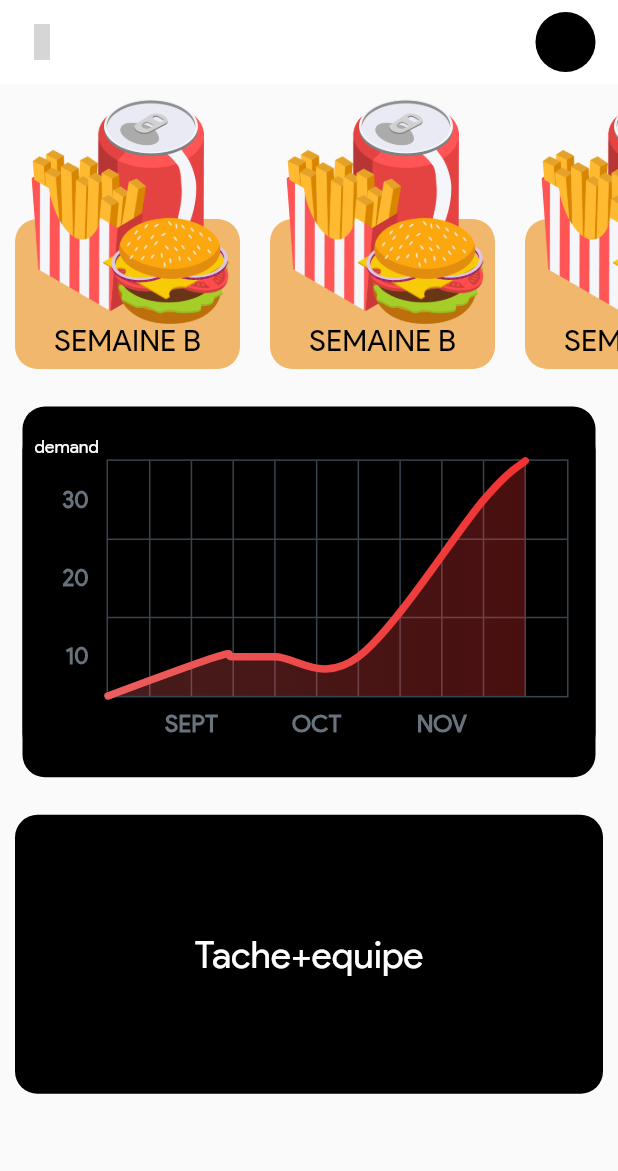
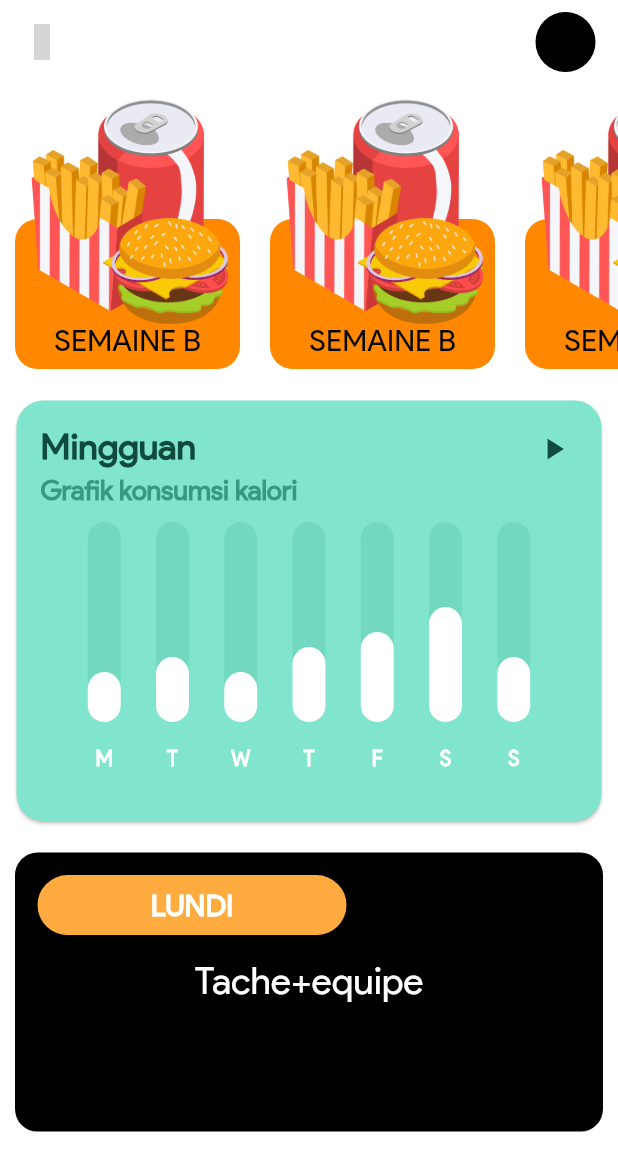
Before and after one commit to iTeam-S/GFS, a Flutter app: the screen it shows after launch, on a phone screen of 412 x 824 dp. Shown: the top 1171 px of the screen. Run offline on Flutter 3.47's test engine with Material 2 defaults, Android fonts, the phone set to English and light mode, and no system bars; drawn by our look-alikes of card_swiper, fl_chart; our stand-ins replace flutter_custom_clippers, get, line_icons; grey boxes are pictures that could not be loaded.

Commit message:
implemantation nv chart

```diff
--- a/lib/main.dart
+++ b/lib/main.dart
@@ -1,6 +1,7 @@
 import 'package:flutter/material.dart';
 import 'package:get/route_manager.dart';
 import 'package:gfs/views/agenda.dart';
+import 'package:gfs/views/exemple.dart';
 import 'package:gfs/views/home.dart';
 import 'package:gfs/views/jirama.dart';
 import 'package:gfs/views/login.dart';
@@ -19,7 +20,7 @@ class MyApp extends StatelessWidget {
       debugShowCheckedModeBanner: false,
       title: 'GFS',
       theme: ThemeData(primarySwatch: Colors.orange, fontFamily: "ProductSans"),
-      initialRoute: '/',
+      initialRoute: '/home',
       routes: {
         '/': (context) => Splash(),
         '/home': (context) => Screen(),
@@ -28,6 +29,7 @@ class MyApp extends StatelessWidget {
         '/membre': (context) => MembreList(),
         '/login': (context) => LoginPage(),
         '/register': (context) => RegisterPage(),
+        '/test': (context) => BarChartSample1(),
       },
     );
   }
--- /dev/null
+++ b/lib/views/exemple.dart
@@ -0,0 +1,363 @@
+import 'dart:async';
+import 'dart:math';
+import 'package:fl_chart/fl_chart.dart';
+import 'package:flutter/material.dart';
+
+class BarChartSample1 extends StatefulWidget {
+  final List<Color> availableColors = const [
+    Colors.purpleAccent,
+    Colors.yellow,
+    Colors.lightBlue,
+    Colors.orange,
+    Colors.pink,
+    Colors.redAccent,
+  ];
+
+  const BarChartSample1({Key? key}) : super(key: key);
+
+  @override
+  State<StatefulWidget> createState() => BarChartSample1State();
+}
+
+class BarChartSample1State extends State<BarChartSample1> {
+  final Color barBackgroundColor = const Color(0xff72d8bf);
+  final Duration animDuration = const Duration(milliseconds: 250);
+
+  int touchedIndex = -1;
+
+  bool isPlaying = false;
+
+  @override
+  Widget build(BuildContext context) {
+    return AspectRatio(
+      aspectRatio: 1,
+      child: Card(
+        shape: RoundedRectangleBorder(borderRadius: BorderRadius.circular(18)),
+        color: const Color(0xff81e5cd),
+        child: Stack(
+          children: <Widget>[
+            Padding(
+              padding: const EdgeInsets.all(16),
+              child: Column(
+                crossAxisAlignment: CrossAxisAlignment.stretch,
+                mainAxisAlignment: MainAxisAlignment.start,
+                mainAxisSize: MainAxisSize.max,
+                children: <Widget>[
+                  const Text(
+                    'Mingguan',
+                    style: TextStyle(
+                        color: Color(0xff0f4a3c),
+                        fontSize: 24,
+                        fontWeight: FontWeight.bold),
+                  ),
+                  const SizedBox(
+                    height: 4,
+                  ),
+                  const Text(
+                    'Grafik konsumsi kalori',
+                    style: TextStyle(
+                        color: Color(0xff379982),
+                        fontSize: 18,
+                        fontWeight: FontWeight.bold),
+                  ),
+                  const SizedBox(
+                    height: 10,
+                  ),
+                  Expanded(
+                    child: Padding(
+                      padding: const EdgeInsets.symmetric(horizontal: 8.0),
+                      child: BarChart(
+                        isPlaying ? randomData() : mainBarData(),
+                        swapAnimationDuration: animDuration,
+                      ),
+                    ),
+                  ),
+                  const SizedBox(
+                    height: 12,
+                  ),
+                ],
+              ),
+            ),
+            Padding(
+              padding: const EdgeInsets.all(8.0),
+              child: Align(
+                alignment: Alignment.topRight,
+                child: IconButton(
+                  icon: Icon(
+                    isPlaying ? Icons.pause : Icons.play_arrow,
+                    color: const Color(0xff0f4a3c),
+                  ),
+                  onPressed: () {
+                    setState(() {
+                      isPlaying = !isPlaying;
+                      if (isPlaying) {
+                        refreshState();
+                      }
+                    });
+                  },
+                ),
+              ),
+            )
+          ],
+        ),
+      ),
+    );
+  }
+
+  BarChartGroupData makeGroupData(
+    int x,
+    double y, {
+    bool isTouched = false,
+    Color barColor = Colors.white,
+    double width = 22,
+    List<int> showTooltips = const [],
+  }) {
+    return BarChartGroupData(
+      x: x,
+      barRods: [
+        BarChartRodData(
+          y: isTouched ? y + 1 : y,
+          colors: isTouched ? [Colors.yellow] : [barColor],
+          width: width,
+          borderSide: isTouched
+              ? BorderSide(color: Colors.yellow.darken(), width: 1)
+              : const BorderSide(color: Colors.white, width: 0),
+          backDrawRodData: BackgroundBarChartRodData(
+            show: true,
+            y: 20,
+            colors: [barBackgroundColor],
+          ),
+        ),
+      ],
+      showingTooltipIndicators: showTooltips,
+    );
+  }
+
+  List<BarChartGroupData> showingGroups() => List.generate(7, (i) {
+        switch (i) {
+          case 0:
+            return makeGroupData(0, 5, isTouched: i == touchedIndex);
+          case 1:
+            return makeGroupData(1, 6.5, isTouched: i == touchedIndex);
+          case 2:
+            return makeGroupData(2, 5, isTouched: i == touchedIndex);
+          case 3:
+            return makeGroupData(3, 7.5, isTouched: i == touchedIndex);
+          case 4:
+            return makeGroupData(4, 9, isTouched: i == touchedIndex);
+          case 5:
+            return makeGroupData(5, 11.5, isTouched: i == touchedIndex);
+          case 6:
+            return makeGroupData(6, 6.5, isTouched: i == touchedIndex);
+          default:
+            return throw Error();
+        }
+      });
+
+  BarChartData mainBarData() {
+    return BarChartData(
+      barTouchData: BarTouchData(
+        touchTooltipData: BarTouchTooltipData(
+            tooltipBgColor: Colors.blueGrey,
+            getTooltipItem: (group, groupIndex, rod, rodIndex) {
+              String weekDay;
+              switch (group.x.toInt()) {
+                case 0:
+                  weekDay = 'Monday';
+                  break;
+                case 1:
+                  weekDay = 'Tuesday';
+                  break;
+                case 2:
+                  weekDay = 'Wednesday';
+                  break;
+                case 3:
+                  weekDay = 'Thursday';
+                  break;
+                case 4:
+                  weekDay = 'Friday';
+                  break;
+                case 5:
+                  weekDay = 'Saturday';
+                  break;
+                case 6:
+                  weekDay = 'Sunday';
+                  break;
+                default:
+                  throw Error();
+              }
+              return BarTooltipItem(
+                weekDay + '\n',
+                const TextStyle(
+                  color: Colors.white,
+                  fontWeight: FontWeight.bold,
+                  fontSize: 18,
+                ),
+                children: <TextSpan>[
+                  TextSpan(
+                    text: (rod.y - 1).toString(),
+                    style: const TextStyle(
+                      color: Colors.yellow,
+                      fontSize: 16,
+                      fontWeight: FontWeight.w500,
+                    ),
+                  ),
+                ],
+              );
+            }),
+        touchCallback: (FlTouchEvent event, barTouchResponse) {
+          setState(() {
+            if (!event.isInterestedForInteractions ||
+                barTouchResponse == null ||
+                barTouchResponse.spot == null) {
+              touchedIndex = -1;
+              return;
+            }
+            touchedIndex = barTouchResponse.spot!.touchedBarGroupIndex;
+          });
+        },
+      ),
+      titlesData: FlTitlesData(
+        show: true,
+        rightTitles: SideTitles(showTitles: false),
+        topTitles: SideTitles(showTitles: false),
+        bottomTitles: SideTitles(
+          showTitles: true,
+          getTextStyles: (context, value) => const TextStyle(
+              color: Colors.white, fontWeight: FontWeight.bold, fontSize: 14),
+          margin: 16,
+          getTitles: (double value) {
+            switch (value.toInt()) {
+              case 0:
+                return 'M';
+              case 1:
+                return 'T';
+              case 2:
+                return 'W';
+              case 3:
+                return 'T';
+              case 4:
+                return 'F';
+              case 5:
+                return 'S';
+              case 6:
+                return 'S';
+              default:
+                return '';
+            }
+          },
+        ),
+        leftTitles: SideTitles(
+          showTitles: false,
+        ),
+      ),
+      borderData: FlBorderData(
+        show: false,
+      ),
+      barGroups: showingGroups(),
+      gridData: FlGridData(show: false),
+    );
+  }
+
+  BarChartData randomData() {
+    return BarChartData(
+      barTouchData: BarTouchData(
+        enabled: false,
+      ),
+      titlesData: FlTitlesData(
+          show: true,
+          bottomTitles: SideTitles(
+            showTitles: true,
+            getTextStyles: (context, value) => const TextStyle(
+                color: Colors.white, fontWeight: FontWeight.bold, fontSize: 14),
+            margin: 16,
+            getTitles: (double value) {
+              switch (value.toInt()) {
+                case 0:
+                  return 'M';
+                case 1:
+                  return 'T';
+                case 2:
+                  return 'W';
+                case 3:
+                  return 'T';
+                case 4:
+                  return 'F';
+                case 5:
+                  return 'S';
+                case 6:
+                  return 'S';
+                default:
+                  return '';
+              }
+            },
+          ),
+          leftTitles: SideTitles(
+            showTitles: false,
+          ),
+          topTitles: SideTitles(
+            showTitles: false,
+          ),
+          rightTitles: SideTitles(
+            showTitles: false,
+          )),
+      borderData: FlBorderData(
+        show: false,
+      ),
+      barGroups: List.generate(7, (i) {
+        switch (i) {
+          case 0:
+            return makeGroupData(0, Random().nextInt(15).toDouble() + 6,
+                barColor: widget.availableColors[
+                    Random().nextInt(widget.availableColors.length)]);
+          case 1:
+            return makeGroupData(1, Random().nextInt(15).toDouble() + 6,
+                barColor: widget.availableColors[
+                    Random().nextInt(widget.availableColors.length)]);
+          case 2:
+            return makeGroupData(2, Random().nextInt(15).toDouble() + 6,
+                barColor: widget.availableColors[
+                    Random().nextInt(widget.availableColors.length)]);
+          case 3:
+            return makeGroupData(3, Random().nextInt(15).toDouble() + 6,
+                barColor: widget.availableColors[
+                    Random().nextInt(widget.availableColors.length)]);
+          case 4:
+            return makeGroupData(4, Random().nextInt(15).toDouble() + 6,
+                barColor: widget.availableColors[
+                    Random().nextInt(widget.availableColors.length)]);
+          case 5:
+            return makeGroupData(5, Random().nextInt(15).toDouble() + 6,
+                barColor: widget.availableColors[
+                    Random().nextInt(widget.availableColors.length)]);
+          case 6:
+            return makeGroupData(6, Random().nextInt(15).toDouble() + 6,
+                barColor: widget.availableColors[
+                    Random().nextInt(widget.availableColors.length)]);
+          default:
+            return throw Error();
+        }
+      }),
+      gridData: FlGridData(show: false),
+    );
+  }
+
+  Future<dynamic> refreshState() async {
+    setState(() {});
+    await Future<dynamic>.delayed(
+        animDuration + const Duration(milliseconds: 50));
+    if (isPlaying) {
+      await refreshState();
+    }
+  }
+}
+
+extension ColorExtension on Color {
+  /// Convert the color to a darken color based on the [percent]
+  Color darken([int percent = 40]) {
+    assert(1 <= percent && percent <= 100);
+    final value = 1 - percent / 100;
+    return Color.fromARGB(alpha, (red * value).round(), (green * value).round(),
+        (blue * value).round());
+  }
+}
--- a/lib/views/home.dart
+++ b/lib/views/home.dart
@@ -1,6 +1,8 @@
 import 'package:card_swiper/card_swiper.dart';
 import 'package:flutter/material.dart';
 import 'package:get/get.dart';
+import 'package:gfs/views/exemple.dart';
+// ignore: unused_import
 import 'package:gfs/views/widgets/chart.dart';
 import 'package:gfs/views/widgets/drawer.dart';
 import 'package:line_icons/line_icons.dart';
@@ -19,6 +21,7 @@ class _ScreenState extends State<Screen> {
   @override
   Widget build(BuildContext context) {
     return Scaffold(
+        backgroundColor: Colors.white,
         key: _key,
         drawer: drawer,
         appBar: AppBar(
@@ -68,7 +71,7 @@ class _ScreenState extends State<Screen> {
                                     padding: EdgeInsets.all(7),
                                     decoration: BoxDecoration(
                                       borderRadius: BorderRadius.circular(15),
-                                      color: Color(0xFFF0B76D),
+                                      color: Color(0xFFFF8800),
                                     ),
                                     height: 100,
                                     width: Get.width,
@@ -91,14 +94,10 @@ class _ScreenState extends State<Screen> {
             ),
           ),
           Container(
-            margin: EdgeInsets.all(15),
+            margin: EdgeInsets.all(7),
             width: Get.width,
-            height: Get.height * .3,
-            decoration: BoxDecoration(
-                color: Colors.black, borderRadius: BorderRadius.circular(15)),
-            child: Center(
-              child: LineChartSample2(),
-            ),
+            height: Get.height * .35,
+            child: BarChartSample1(),
           ),
           Container(
             width: Get.width,
@@ -111,16 +110,39 @@ class _ScreenState extends State<Screen> {
                   decoration: BoxDecoration(
                       color: Colors.black,
                       borderRadius: BorderRadius.circular(15)),
-                  child: Center(
-                    child: Text(
-                      "Tache+equipe",
-                      style: TextStyle(color: Colors.white, fontSize: 25),
-                    ),
+                  child: Column(
+                    children: [
+                      Row(
+                        children: [
+                          Container(
+                            margin: EdgeInsets.all(15),
+                            height: 40,
+                            width: Get.width * .5,
+                            decoration: BoxDecoration(
+                                color: Colors.orangeAccent,
+                                borderRadius: BorderRadius.circular(50)),
+                            child: Center(
+                              child: Text(
+                                "LUNDI",
+                                style: TextStyle(
+                                    color: Colors.white,
+                                    fontSize: 20,
+                                    fontWeight: FontWeight.bold),
+                              ),
+                            ),
+                          )
+                        ],
+                      ),
+                      Text(
+                        "Tache+equipe",
+                        style: TextStyle(color: Colors.white, fontSize: 25),
+                      ),
+                    ],
                   ),
                 );
               },
               // indicatorLayout: PageIndicatorLayout.COLOR,
-              autoplay: true,
+              autoplay: false,
               //pagination: const SwiperPagination(),
               //control: const SwiperControl(),
             ),
--- a/pubspec.yaml
+++ b/pubspec.yaml
@@ -38,6 +38,7 @@ dependencies:
   flutter_custom_clippers: ^2.0.0
   card_swiper: ^2.0.1
   fl_chart: ^0.41.0
+  charts_flutter:
 
 
 
```
Also changed, not shown: pubspec.lock.
